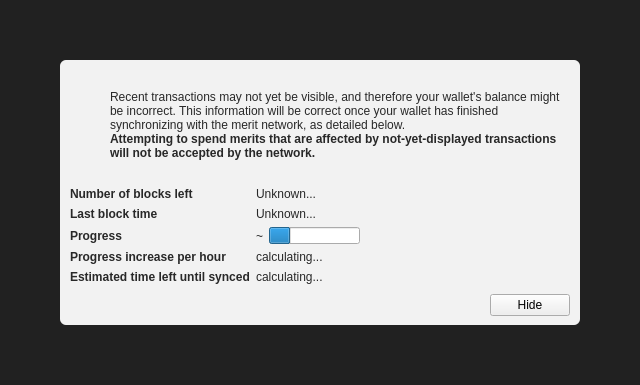
First picture: the form in src/qt/forms/modaloverlay.ui, repository meritlabs/merit, before the edit.
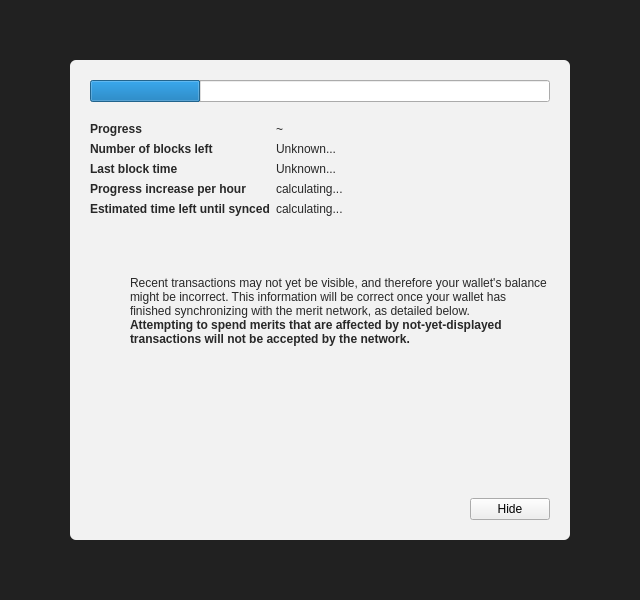
Second picture: the form after the edit. Icons and pictures are not drawn. Custom widgets are drawn as their Qt base class.

Commit message: Make loading screen prettier.

The edit to the form file:
```diff
--- a/src/qt/forms/modaloverlay.ui
+++ b/src/qt/forms/modaloverlay.ui
@@ -34,7 +34,7 @@
      <property name="styleSheet">
       <string notr="true">#bgWidget { background: rgba(0,0,0,220); }</string>
      </property>
-     <layout class="QVBoxLayout" name="verticalLayoutMain" stretch="1">
+     <layout class="QVBoxLayout" name="verticalLayoutMain" stretch="0">
       <property name="leftMargin">
        <number>60</number>
       </property>
@@ -47,29 +47,190 @@
       <property name="bottomMargin">
        <number>60</number>
       </property>
-      <item>
+      <item alignment="Qt::AlignHCenter|Qt::AlignVCenter">
        <widget class="QWidget" name="contentWidget" native="true">
+        <property name="minimumSize">
+         <size>
+          <width>500</width>
+          <height>480</height>
+         </size>
+        </property>
+        <property name="maximumSize">
+         <size>
+          <width>700</width>
+          <height>600</height>
+         </size>
+        </property>
         <property name="styleSheet">
          <string notr="true">#contentWidget { background: rgba(255,255,255,240); border-radius: 6px; }
 
 QLabel { color: rgb(40,40,40);  }</string>
         </property>
-        <layout class="QVBoxLayout" name="verticalLayoutSub" stretch="1,0,0,0">
+        <layout class="QVBoxLayout" name="verticalLayoutSub" stretch="0,0,0,1,0,0">
          <property name="spacing">
           <number>0</number>
          </property>
          <property name="leftMargin">
-          <number>10</number>
+          <number>20</number>
          </property>
          <property name="topMargin">
-          <number>10</number>
+          <number>20</number>
          </property>
          <property name="rightMargin">
-          <number>10</number>
+          <number>20</number>
          </property>
          <property name="bottomMargin">
-          <number>10</number>
+          <number>20</number>
          </property>
+         <item>
+          <widget class="QProgressBar" name="progressBar">
+           <property name="value">
+            <number>24</number>
+           </property>
+           <property name="format">
+            <string/>
+           </property>
+          </widget>
+         </item>
+         <item>
+          <layout class="QFormLayout" name="formLayout">
+           <property name="fieldGrowthPolicy">
+            <enum>QFormLayout::FieldsStayAtSizeHint</enum>
+           </property>
+           <property name="horizontalSpacing">
+            <number>6</number>
+           </property>
+           <property name="verticalSpacing">
+            <number>6</number>
+           </property>
+           <property name="topMargin">
+            <number>20</number>
+           </property>
+           <item row="0" column="0">
+            <widget class="QLabel" name="labelSyncDone">
+             <property name="font">
+              <font>
+               <weight>75</weight>
+               <bold>true</bold>
+              </font>
+             </property>
+             <property name="text">
+              <string>Progress</string>
+             </property>
+            </widget>
+           </item>
+           <item row="0" column="1">
+            <layout class="QHBoxLayout" name="horizontalLayoutSync" stretch="0">
+             <item>
+              <widget class="QLabel" name="percentageProgress">
+               <property name="text">
+                <string notr="true">~</string>
+               </property>
+              </widget>
+             </item>
+            </layout>
+           </item>
+           <item row="1" column="0">
+            <widget class="QLabel" name="labelNumberOfBlocksLeft">
+             <property name="font">
+              <font>
+               <weight>75</weight>
+               <bold>true</bold>
+              </font>
+             </property>
+             <property name="text">
+              <string>Number of blocks left</string>
+             </property>
+            </widget>
+           </item>
+           <item row="1" column="1">
+            <widget class="QLabel" name="numberOfBlocksLeft">
+             <property name="text">
+              <string>Unknown...</string>
+             </property>
+            </widget>
+           </item>
+           <item row="3" column="0">
+            <widget class="QLabel" name="labelLastBlockTime">
+             <property name="font">
+              <font>
+               <weight>75</weight>
+               <bold>true</bold>
+              </font>
+             </property>
+             <property name="text">
+              <string>Last block time</string>
+             </property>
+            </widget>
+           </item>
+           <item row="3" column="1">
+            <widget class="QLabel" name="newestBlockDate">
+             <property name="sizePolicy">
+              <sizepolicy hsizetype="Maximum" vsizetype="Preferred">
+               <horstretch>0</horstretch>
+               <verstretch>0</verstretch>
+              </sizepolicy>
+             </property>
+             <property name="text">
+              <string>Unknown...</string>
+             </property>
+            </widget>
+           </item>
+           <item row="6" column="0">
+            <widget class="QLabel" name="labelProgressIncrease">
+             <property name="font">
+              <font>
+               <weight>75</weight>
+               <bold>true</bold>
+              </font>
+             </property>
+             <property name="text">
+              <string>Progress increase per hour</string>
+             </property>
+            </widget>
+           </item>
+           <item row="6" column="1">
+            <widget class="QLabel" name="progressIncreasePerH">
+             <property name="text">
+              <string>calculating...</string>
+             </property>
+            </widget>
+           </item>
+           <item row="7" column="0">
+            <widget class="QLabel" name="labelEstimatedTimeLeft">
+             <property name="font">
+              <font>
+               <weight>75</weight>
+               <bold>true</bold>
+              </font>
+             </property>
+             <property name="text">
+              <string>Estimated time left until synced</string>
+             </property>
+            </widget>
+           </item>
+           <item row="7" column="1">
+            <widget class="QLabel" name="expectedTimeLeft">
+             <property name="text">
+              <string>calculating...</string>
+             </property>
+            </widget>
+           </item>
+          </layout>
+         </item>
+         <item>
+          <spacer name="verticalSpacer">
+           <property name="orientation">
+            <enum>Qt::Vertical</enum>
+           </property>
+           <property name="sizeHint" stdset="0">
+            <size>
+             <width>20</width>
+             <height>40</height>
+            </size>
+           </property>
+          </spacer>
+         </item>
          <item>
           <layout class="QHBoxLayout" name="horizontalLayoutIconText" stretch="0,1">
            <property name="topMargin">
@@ -189,142 +350,6 @@
            </property>
           </spacer>
          </item>
-         <item>
-          <layout class="QFormLayout" name="formLayout">
-           <property name="fieldGrowthPolicy">
-            <enum>QFormLayout::FieldsStayAtSizeHint</enum>
-           </property>
-           <property name="horizontalSpacing">
-            <number>6</number>
-           </property>
-           <property name="verticalSpacing">
-            <number>6</number>
-           </property>
-           <property name="topMargin">
-            <number>10</number>
-           </property>
-           <item row="0" column="0">
-            <widget class="QLabel" name="labelNumberOfBlocksLeft">
-             <property name="font">
-              <font>
-               <weight>75</weight>
-               <bold>true</bold>
-              </font>
-             </property>
-             <property name="text">
-              <string>Number of blocks left</string>
-             </property>
-            </widget>
-           </item>
-           <item row="0" column="1">
-            <widget class="QLabel" name="numberOfBlocksLeft">
-             <property name="text">
-              <string>Unknown...</string>
-             </property>
-            </widget>
-           </item>
-           <item row="1" column="0">
-            <widget class="QLabel" name="labelLastBlockTime">
-             <property name="font">
-              <font>
-               <weight>75</weight>
-               <bold>true</bold>
-              </font>
-             </property>
-             <property name="text">
-              <string>Last block time</string>
-             </property>
-            </widget>
-           </item>
-           <item row="1" column="1">
-            <widget class="QLabel" name="newestBlockDate">
-             <property name="sizePolicy">
-              <sizepolicy hsizetype="Maximum" vsizetype="Preferred">
-               <horstretch>0</horstretch>
-               <verstretch>0</verstretch>
-              </sizepolicy>
-             </property>
-             <property name="text">
-              <string>Unknown...</string>
-             </property>
-            </widget>
-           </item>
-           <item row="2" column="0">
-            <widget class="QLabel" name="labelSyncDone">
-             <property name="font">
-              <font>
-               <weight>75</weight>
-               <bold>true</bold>
-              </font>
-             </property>
-             <property name="text">
-              <string>Progress</string>
-             </property>
-            </widget>
-           </item>
-           <item row="2" column="1">
-            <layout class="QHBoxLayout" name="horizontalLayoutSync" stretch="0,1">
-             <item>
-              <widget class="QLabel" name="percentageProgress">
-               <property name="text">
-                <string notr="true">~</string>
-               </property>
-              </widget>
-             </item>
-             <item>
-              <widget class="QProgressBar" name="progressBar">
-               <property name="value">
-                <number>24</number>
-               </property>
-               <property name="format">
-                <string/>
-               </property>
-              </widget>
-             </item>
-            </layout>
-           </item>
-           <item row="4" column="0">
-            <widget class="QLabel" name="labelProgressIncrease">
-             <property name="font">
-              <font>
-               <weight>75</weight>
-               <bold>true</bold>
-              </font>
-             </property>
-             <property name="text">
-              <string>Progress increase per hour</string>
-             </property>
-            </widget>
-           </item>
-           <item row="4" column="1">
-            <widget class="QLabel" name="progressIncreasePerH">
-             <property name="text">
-              <string>calculating...</string>
-             </property>
-            </widget>
-           </item>
-           <item row="5" column="0">
-            <widget class="QLabel" name="labelEstimatedTimeLeft">
-             <property name="font">
-              <font>
-               <weight>75</weight>
-               <bold>true</bold>
-              </font>
-             </property>
-             <property name="text">
-              <string>Estimated time left until synced</string>
-             </property>
-            </widget>
-           </item>
-           <item row="5" column="1">
-            <widget class="QLabel" name="expectedTimeLeft">
-             <property name="text">
-              <string>calculating...</string>
-             </property>
-            </widget>
-           </item>
-          </layout>
-         </item>
          <item>
           <layout class="QHBoxLayout" name="horizontalLayoutButtons">
            <property name="leftMargin">
```
